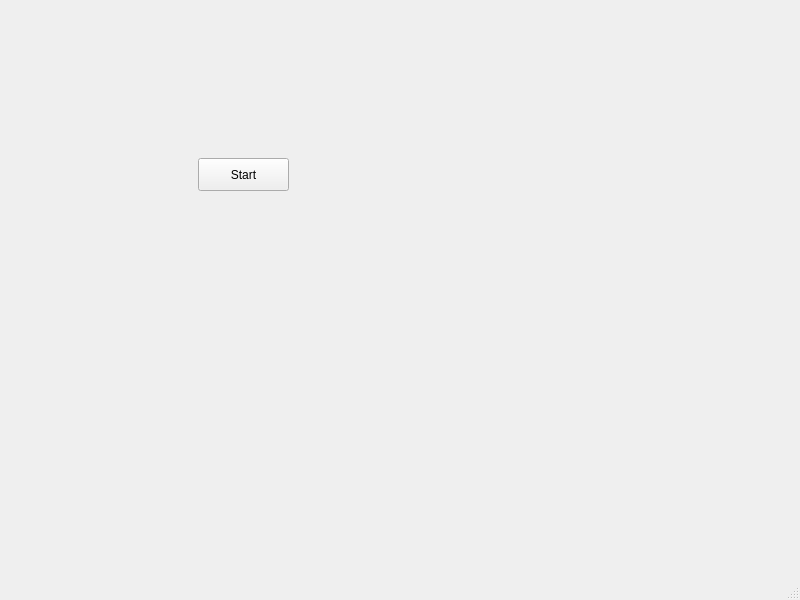
This is framehound.ui in vedangnaik/framehound as Qt 5 draws it before an edit. The edited form follows.
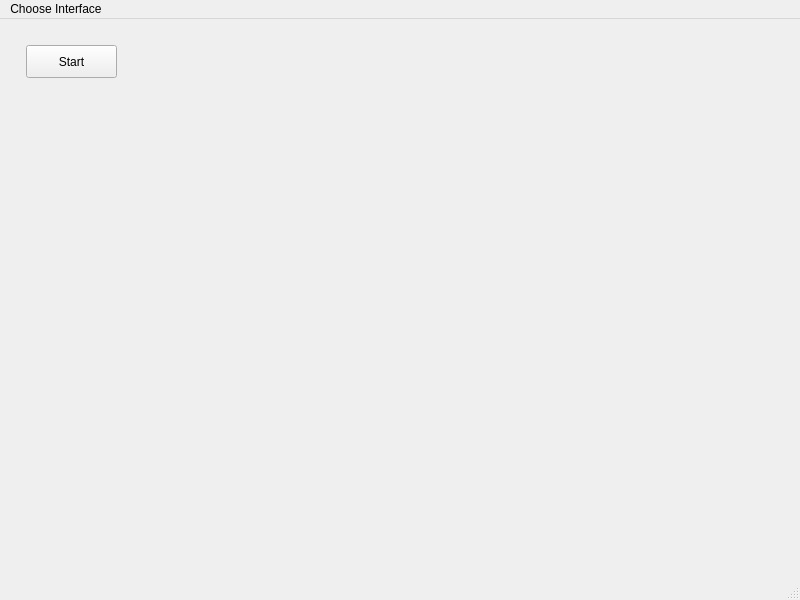
This is the edited form.

Commit message: Added interface selection functionality

```diff
--- a/framehound.ui
+++ b/framehound.ui
@@ -17,8 +17,8 @@
    <widget class="QPushButton" name="startSniffing">
     <property name="geometry">
      <rect>
-      <x>198</x>
-      <y>158</y>
+      <x>26</x>
+      <y>26</y>
       <width>91</width>
       <height>33</height>
      </rect>
@@ -37,6 +37,12 @@
      <height>29</height>
     </rect>
    </property>
+   <widget class="QMenu" name="chooseInterfaceMenu">
+    <property name="title">
+     <string>Choose Interface</string>
+    </property>
+   </widget>
+   <addaction name="chooseInterfaceMenu"/>
   </widget>
   <widget class="QStatusBar" name="statusbar"/>
  </widget>
```
Left out of the diff: 5 changed lines with no effect on the pictures. The commit also changes 4 other files.
